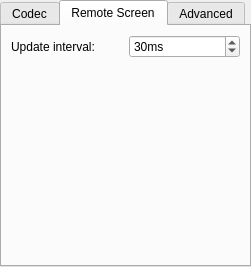
dchapyshev/aspia, file source/console/computer_dialog_desktop.ui: the form before one commit.
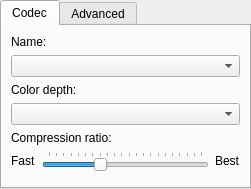
The form after the commit. The open tabs and pages were chosen to show the change.

Commit message: - "update interval" option is now deprecated.

```diff
--- a/source/console/computer_dialog_desktop.ui
+++ b/source/console/computer_dialog_desktop.ui
@@ -7,7 +7,7 @@
     <x>0</x>
     <y>0</y>
     <width>251</width>
-    <height>267</height>
+    <height>189</height>
    </rect>
   </property>
   <property name="windowTitle">
@@ -118,53 +118,6 @@
        </item>
       </layout>
      </widget>
-     <widget class="QWidget" name="tab_3">
-      <attribute name="title">
-       <string>Remote Screen</string>
-      </attribute>
-      <layout class="QVBoxLayout" name="verticalLayout_3">
-       <item>
-        <layout class="QHBoxLayout" name="horizontalLayout">
-         <item>
-          <widget class="QLabel" name="label_update_interval">
-           <property name="text">
-            <string>Update interval:</string>
-           </property>
-          </widget>
-         </item>
-         <item>
-          <widget class="QSpinBox" name="spin_update_interval">
-           <property name="suffix">
-            <string>ms</string>
-           </property>
-           <property name="minimum">
-            <number>15</number>
-           </property>
-           <property name="maximum">
-            <number>100</number>
-           </property>
-           <property name="value">
-            <number>30</number>
-           </property>
-          </widget>
-         </item>
-        </layout>
-       </item>
-       <item>
-        <spacer name="verticalSpacer_3">
-         <property name="orientation">
-          <enum>Qt::Vertical</enum>
-         </property>
-         <property name="sizeHint" stdset="0">
-          <size>
-           <width>20</width>
-           <height>164</height>
-          </size>
-         </property>
-        </spacer>
-       </item>
-      </layout>
-     </widget>
      <widget class="QWidget" name="tab_2">
       <attribute name="title">
        <string>Advanced</string>
```
The commit also changes 15 other files.
